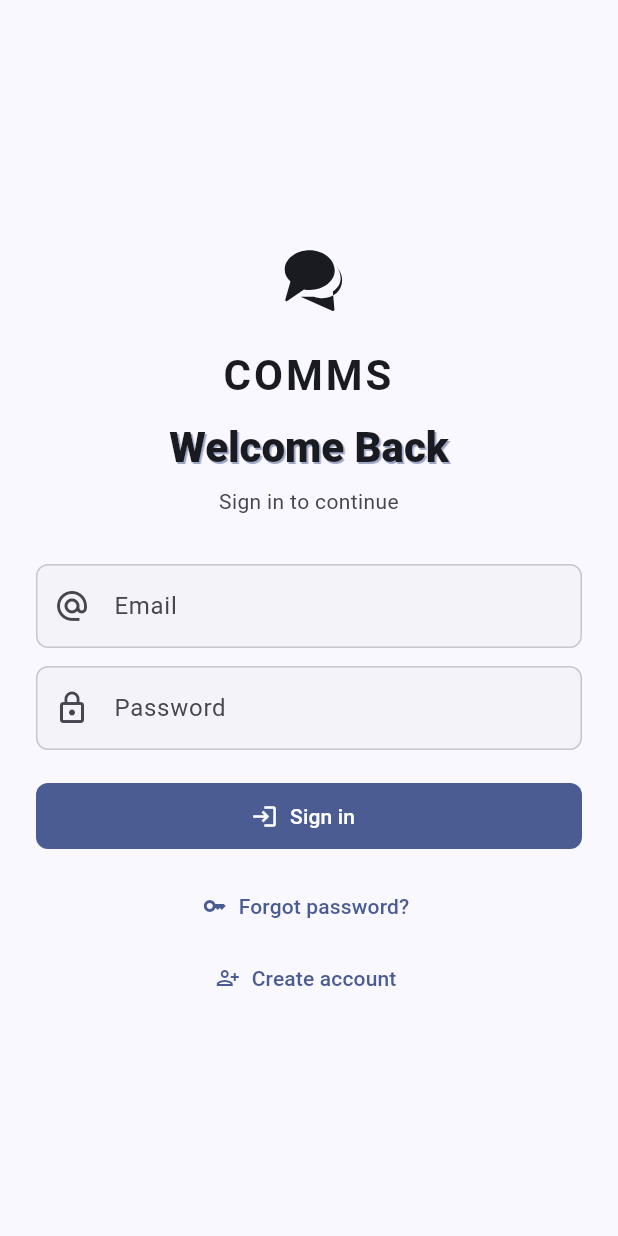
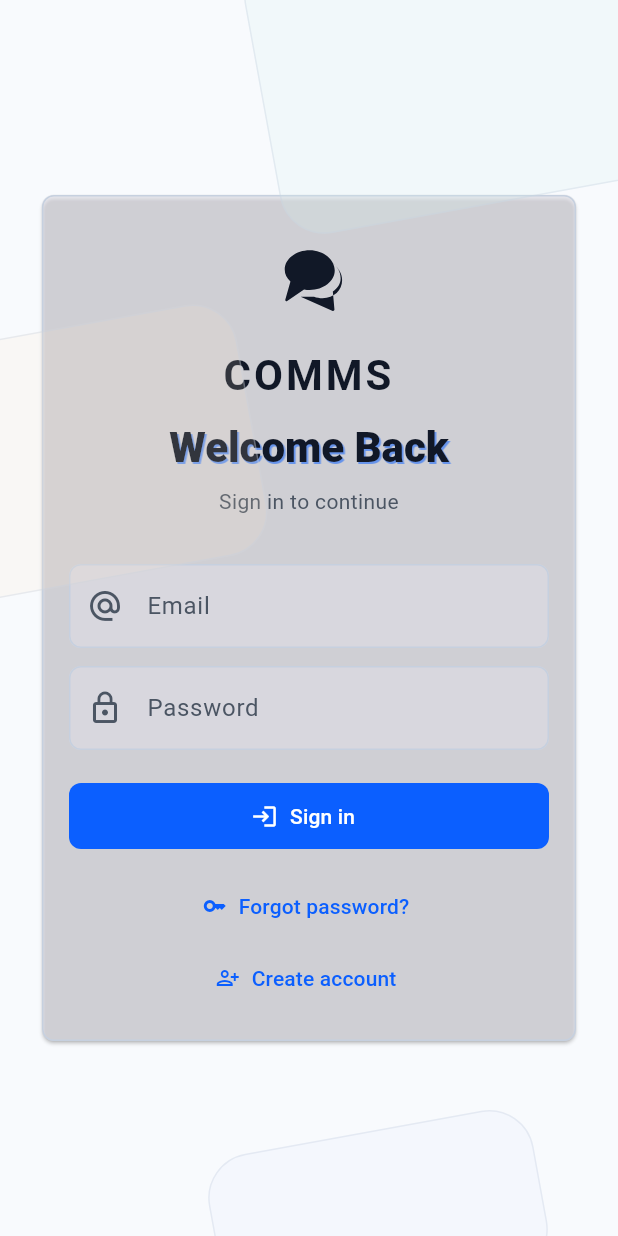
Before and after one commit to kunalz06/coms, a Flutter app: the screen it shows after launch, on a phone screen of 412 x 824 dp. Run offline on Flutter 3.47's test engine with Material 3 defaults, Android fonts, the phone set to English and light mode, and no system bars; our stand-ins replace dio, file_picker, firebase_auth, firebase_core, firebase_messaging, flutter_local_notifications and 9 more; missing offline and left inert: flutter_webrtc, record; accounts and stored records are empty.

Commit message:
Update in UI and bug fixes

```diff
--- a/lib/app/theme/app_theme.dart
+++ b/lib/app/theme/app_theme.dart
@@ -1,28 +1,73 @@
 import 'package:flutter/material.dart';
 
 class AppTheme {
-  static const _seed = Color(0xff2563eb);
-
   static ThemeData light() {
-    final scheme =
-        ColorScheme.fromSeed(seedColor: _seed, brightness: Brightness.light);
-    return _base(scheme);
+    final base = ColorScheme.fromSeed(
+      seedColor: const Color(0xFF0B5FFF),
+      brightness: Brightness.light,
+    );
+    final scheme = base.copyWith(
+      primary: const Color(0xFF0B5FFF),
+      onPrimary: Colors.white,
+      primaryContainer: const Color(0xFFDDE7FF),
+      onPrimaryContainer: const Color(0xFF0D1B4A),
+      secondary: const Color(0xFF00796B),
+      onSecondary: Colors.white,
+      secondaryContainer: const Color(0xFFD3F1EC),
+      onSecondaryContainer: const Color(0xFF042D26),
+      tertiary: const Color(0xFFD97706),
+      onTertiary: Colors.white,
+      tertiaryContainer: const Color(0xFFFFE7C7),
+      onTertiaryContainer: const Color(0xFF3C2500),
+      surface: const Color(0xFFF8FAFD),
+      onSurface: const Color(0xFF111827),
+      onSurfaceVariant: const Color(0xFF4B5563),
+      outline: const Color(0xFF8A96A8),
+      outlineVariant: const Color(0xFFC6D0DF),
+    );
+    return _base(scheme, false);
   }
 
   static ThemeData dark() {
-    final scheme =
-        ColorScheme.fromSeed(seedColor: _seed, brightness: Brightness.dark);
-    return _base(scheme);
+    final base = ColorScheme.fromSeed(
+      seedColor: const Color(0xFF7EA3FF),
+      brightness: Brightness.dark,
+    );
+    final scheme = base.copyWith(
+      primary: const Color(0xFF7EA3FF),
+      onPrimary: const Color(0xFF001A52),
+      primaryContainer: const Color(0xFF10347A),
+      onPrimaryContainer: const Color(0xFFDDE7FF),
+      secondary: const Color(0xFF69D5C5),
+      onSecondary: const Color(0xFF003830),
+      secondaryContainer: const Color(0xFF0E4F44),
+      onSecondaryContainer: const Color(0xFFD3F1EC),
+      tertiary: const Color(0xFFFFB357),
+      onTertiary: const Color(0xFF452700),
+      tertiaryContainer: const Color(0xFF6A3F00),
+      onTertiaryContainer: const Color(0xFFFFE7C7),
+      surface: const Color(0xFF0E121B),
+      onSurface: const Color(0xFFE8ECF5),
+      onSurfaceVariant: const Color(0xFFC4CCDA),
+      outline: const Color(0xFF8D99AB),
+      outlineVariant: const Color(0xFF3A4353),
+    );
+    return _base(scheme, true);
   }
 
-  static ThemeData _base(ColorScheme scheme) {
+  static ThemeData _base(ColorScheme scheme, bool isDark) {
     return ThemeData(
       useMaterial3: true,
       colorScheme: scheme,
       scaffoldBackgroundColor: scheme.surface,
+      appBarTheme: AppBarTheme(
+        backgroundColor: scheme.surface.withValues(alpha: 0.86),
+        foregroundColor: scheme.onSurface,
+        surfaceTintColor: Colors.transparent,
+      ),
       cardTheme: CardThemeData(
-        elevation: 0,
-        color: scheme.surfaceContainerLow,
+        elevation: isDark ? 0 : 1,
+        color: scheme.surfaceContainerHighest.withValues(alpha: isDark ? 0.34 : 0.58),
         shape: RoundedRectangleBorder(
           borderRadius: BorderRadius.circular(8),
           side: BorderSide(color: scheme.outlineVariant),
@@ -30,7 +75,7 @@ class AppTheme {
       ),
       inputDecorationTheme: InputDecorationTheme(
         filled: true,
-        fillColor: scheme.surfaceContainerLow,
+        fillColor: scheme.surfaceContainerHighest.withValues(alpha: isDark ? 0.30 : 0.46),
         border: OutlineInputBorder(borderRadius: BorderRadius.circular(8)),
         enabledBorder: OutlineInputBorder(
           borderRadius: BorderRadius.circular(8),
@@ -40,6 +85,8 @@ class AppTheme {
       filledButtonTheme: FilledButtonThemeData(
         style: FilledButton.styleFrom(
           minimumSize: const Size(48, 44),
+          backgroundColor: scheme.primary,
+          foregroundColor: scheme.onPrimary,
           shape: RoundedRectangleBorder(borderRadius: BorderRadius.circular(8)),
         ),
       ),
@@ -49,6 +96,32 @@ class AppTheme {
           shape: RoundedRectangleBorder(borderRadius: BorderRadius.circular(8)),
         ),
       ),
+      navigationBarTheme: NavigationBarThemeData(
+        backgroundColor: scheme.surface.withValues(alpha: 0.94),
+        indicatorColor: scheme.primaryContainer,
+        labelTextStyle: WidgetStateProperty.resolveWith(
+          (states) => TextStyle(
+            color: states.contains(WidgetState.selected)
+                ? scheme.onPrimaryContainer
+                : scheme.onSurfaceVariant,
+            fontWeight: FontWeight.w600,
+          ),
+        ),
+      ),
+      navigationRailTheme: NavigationRailThemeData(
+        backgroundColor: scheme.surface.withValues(alpha: 0.92),
+        indicatorColor: scheme.primaryContainer,
+        selectedIconTheme: IconThemeData(color: scheme.onPrimaryContainer),
+        unselectedIconTheme: IconThemeData(color: scheme.onSurfaceVariant),
+        selectedLabelTextStyle: TextStyle(
+          color: scheme.onPrimaryContainer,
+          fontWeight: FontWeight.w600,
+        ),
+        unselectedLabelTextStyle: TextStyle(color: scheme.onSurfaceVariant),
+      ),
+      listTileTheme: ListTileThemeData(
+        iconColor: scheme.secondary,
+      ),
     );
   }
 }
--- a/lib/features/auth/presentation/login_screen.dart
+++ b/lib/features/auth/presentation/login_screen.dart
@@ -4,6 +4,7 @@ import 'package:go_router/go_router.dart';
 
 import '../../../app/router/app_routes.dart';
 import '../../../shared/widgets/auth_hero.dart';
+import '../../../shared/widgets/comms_page_background.dart';
 import '../data/auth_repository.dart';
 
 class LoginScreen extends ConsumerStatefulWidget {
@@ -46,11 +47,15 @@ class _LoginScreenState extends ConsumerState<LoginScreen> {
   @override
   Widget build(BuildContext context) {
     return Scaffold(
-      body: Center(
+      body: CommsPageBackground(
+        child: Center(
           child: SingleChildScrollView(
             padding: const EdgeInsets.all(24),
             child: ConstrainedBox(
-            constraints: const BoxConstraints(maxWidth: 420),
+              constraints: const BoxConstraints(maxWidth: 440),
+              child: Card(
+                child: Padding(
+                  padding: const EdgeInsets.all(18),
                   child: Form(
                     key: _formKey,
                     child: Column(
@@ -69,7 +74,8 @@ class _LoginScreenState extends ConsumerState<LoginScreen> {
                             labelText: 'Email',
                             prefixIcon: Icon(Icons.alternate_email_outlined),
                           ),
-                    validator: (value) => value == null || !value.contains('@')
+                          validator: (value) =>
+                              value == null || !value.contains('@')
                                   ? 'Enter a valid email.'
                                   : null,
                         ),
@@ -102,10 +108,13 @@ class _LoginScreenState extends ConsumerState<LoginScreen> {
                             label: const Text('Forgot password?')),
                         TextButton.icon(
                             onPressed: () => context.go(AppRoutes.register),
-                      icon:
-                          const Icon(Icons.person_add_alt_1_outlined, size: 16),
+                            icon: const Icon(Icons.person_add_alt_1_outlined,
+                                size: 16),
                             label: const Text('Create account')),
                       ],
+                    ),
+                  ),
+                ),
               ),
             ),
           ),
--- /dev/null
+++ b/lib/shared/widgets/comms_page_background.dart
@@ -0,0 +1,88 @@
+import 'package:flutter/material.dart';
+
+class CommsPageBackground extends StatelessWidget {
+  const CommsPageBackground({
+    required this.child,
+    super.key,
+  });
+
+  final Widget child;
+
+  @override
+  Widget build(BuildContext context) {
+    final colors = Theme.of(context).colorScheme;
+    return DecoratedBox(
+      decoration: BoxDecoration(color: colors.surface),
+      child: Stack(
+        children: [
+          Positioned.fill(child: child),
+          Positioned(
+            top: -60,
+            right: -120,
+            child: IgnorePointer(
+              child: _Shape(
+                width: 360,
+                height: 190,
+                color: colors.secondaryContainer.withValues(alpha: 0.20),
+              ),
+            ),
+          ),
+          Positioned(
+            top: 220,
+            left: -90,
+            child: IgnorePointer(
+              child: _Shape(
+                width: 260,
+                height: 170,
+                color: colors.tertiaryContainer.withValues(alpha: 0.14),
+              ),
+            ),
+          ),
+          Positioned(
+            bottom: -40,
+            right: 50,
+            child: IgnorePointer(
+              child: _Shape(
+                width: 220,
+                height: 110,
+                color: colors.primaryContainer.withValues(alpha: 0.14),
+              ),
+            ),
+          ),
+        ],
+      ),
+    );
+  }
+}
+
+class _Shape extends StatelessWidget {
+  const _Shape({
+    required this.width,
+    required this.height,
+    required this.color,
+  });
+
+  final double width;
+  final double height;
+  final Color color;
+
+  @override
+  Widget build(BuildContext context) {
+    return Transform.rotate(
+      angle: -0.18,
+      child: DecoratedBox(
+        decoration: BoxDecoration(
+          color: color,
+          borderRadius: BorderRadius.circular(30),
+          border: Border.all(
+            color: Theme.of(context)
+                .colorScheme
+                .outlineVariant
+                .withValues(alpha: 0.35),
+          ),
+        ),
+        child: SizedBox(width: width, height: height),
+      ),
+    );
+  }
+}
--- a/pubspec.yaml
+++ b/pubspec.yaml
@@ -1,5 +1,5 @@
 name: comms_flutter
-description: COMMS Flutter client for web, Android, and iOS.
+description: COMMS Flutter client for web.
 publish_to: "none"
 version: 0.1.0+1
 
@@ -24,7 +24,7 @@ dependencies:
   permission_handler: ^11.4.0
   image_picker: ^1.1.2
   file_picker: ^9.2.1
-  record: ^5.2.1
+  record: ^6.0.0
   just_audio: ^0.9.46
   hive: ^2.2.3
   hive_flutter: ^1.1.0
```
Also changed, not shown: lib/app/shell/app_shell.dart (+7 -2 lines), lib/features/auth/presentation/register_screen.dart (+16 -5 lines), lib/features/auth/presentation/reset_password_screen.dart (+15 -4 lines), lib/features/uploads/data/cloudinary_upload_service.dart (+47 -6 lines), pubspec.lock, 65 other files. Lines whose indentation alone changed are shown as unchanged.
